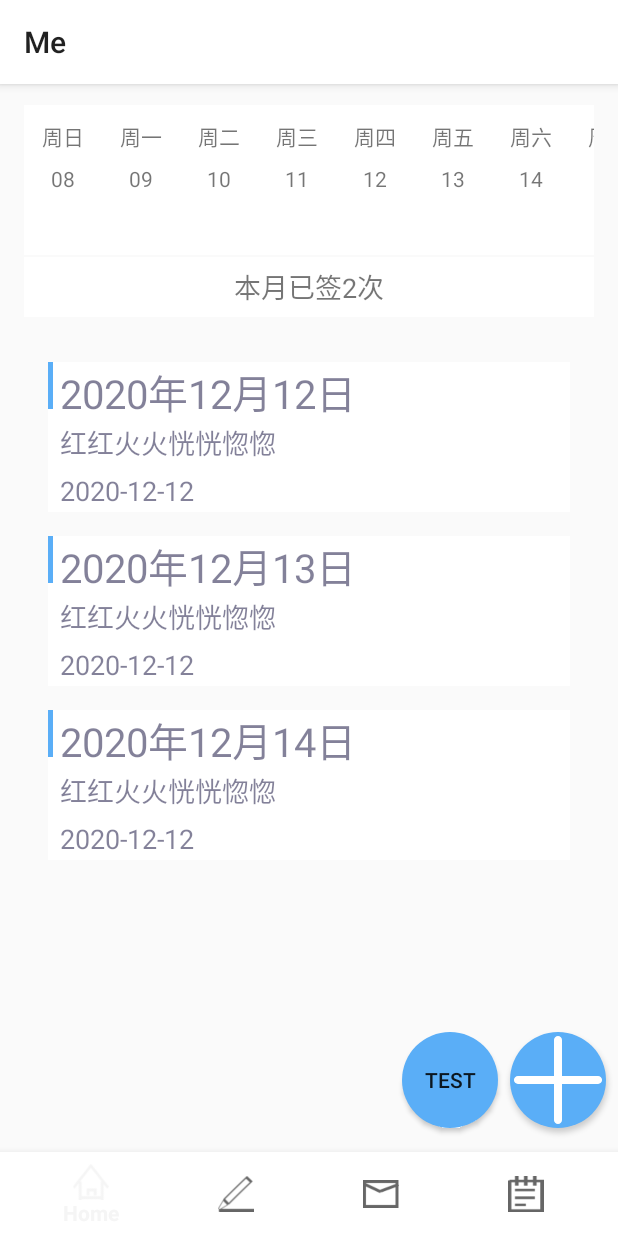
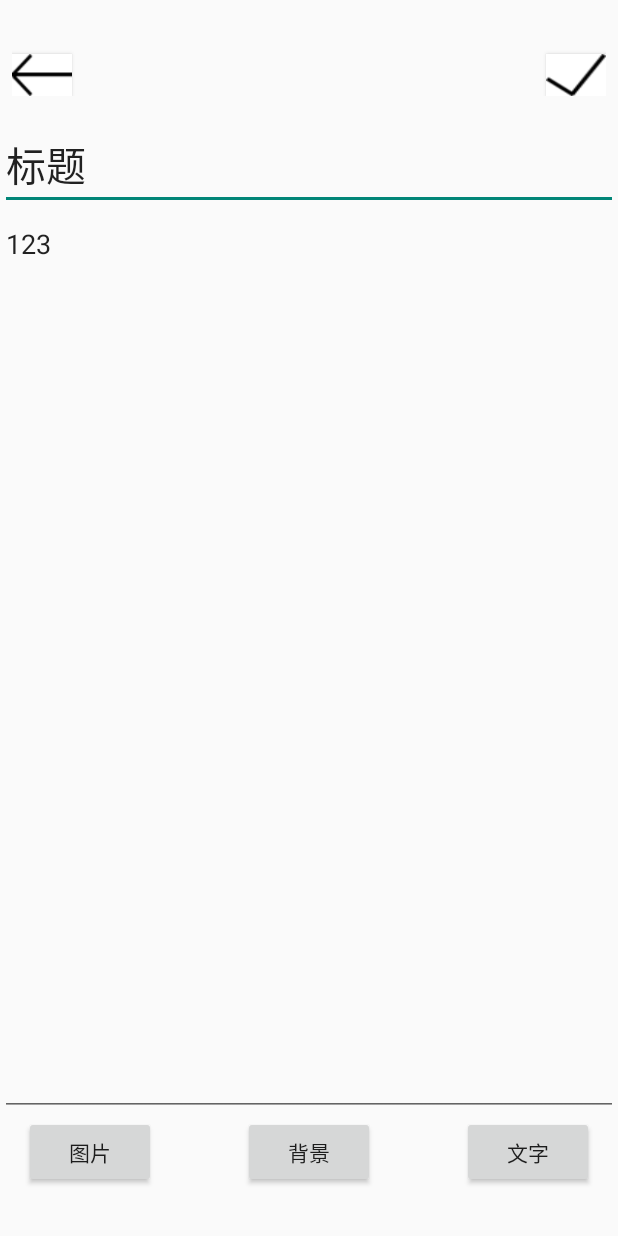
Before and after one commit to BlankAtom/self_for_android, an Android app: the MeFragment screen opened through its navigation route, after a tap on an icon or button, on a phone screen of 412 x 824 dp. Run offline under Robolectric (Android 15) with nearby library versions, the phone set to English and light mode, and no system bars; our stand-ins replace navigation-ui.

Commit message:
add some some new page

```diff
--- a/app/src/main/AndroidManifest.xml
+++ b/app/src/main/AndroidManifest.xml
@@ -28,6 +28,7 @@
         <activity android:name="luck7.com.self.PNLoginActivity" />
         <activity android:name=".MainActivity"/>
         <activity android:name=".ui.home.HomePlanViewActivity"/>
+        <activity android:name=".ui.me.MeAddActivity"/>
 
     </application>
 
--- /dev/null
+++ b/app/src/main/java/luck7/com/self/ui/me/MeAddActivity.kt
@@ -0,0 +1,30 @@
+package luck7.com.self.ui.me
+
+import android.os.Bundle
+import android.view.Window
+import android.widget.Button
+import androidx.appcompat.app.AppCompatActivity
+import luck7.com.self.R
+
+/**
+ *   @Auther: 罗庆宏
+ *   @Date: 2020/12/31/14:05
+ *   @Description:
+ */
+class MeAddActivity : AppCompatActivity() {
+    override fun onCreate(savedInstanceState: Bundle?) {
+        super.onCreate(savedInstanceState)
+        supportRequestWindowFeature(Window.FEATURE_NO_TITLE)
+        setContentView(R.layout.activity_me_add)
+
+        val btn_back = findViewById<Button>(R.id.me_add_back)
+        btn_back.setOnClickListener{
+            finish()
+        }
+
+        val btn_save = findViewById<Button>(R.id.me_add_save)
+        btn_back.setOnClickListener{
+            finish()
+        }
+    }
+}
--- a/app/src/main/java/luck7/com/self/ui/me/MeFragment.kt
+++ b/app/src/main/java/luck7/com/self/ui/me/MeFragment.kt
@@ -4,6 +4,7 @@
  * */
 package luck7.com.self.ui.me
 
+import android.content.Intent
 import android.os.Bundle
 import android.view.LayoutInflater
 import android.view.View
@@ -15,6 +16,7 @@ import androidx.lifecycle.ViewModelProviders
 import androidx.recyclerview.widget.LinearLayoutManager
 import androidx.recyclerview.widget.RecyclerView
 import luck7.com.self.R
+import luck7.com.self.ui.home.HomePlanViewActivity
 
 class MeFragment : Fragment() {
     private lateinit var meViewModel: MeViewModel
@@ -66,7 +68,7 @@ class MeFragment : Fragment() {
     }
 
     private fun onAddClick() {
-
+        startActivity(Intent(this.activity, MeAddActivity::class.java))
     }
     private fun onTestClick() {
         meViewModel.getThings().add(MeThingItem("2020-12-12", "红红火火恍恍惚惚", "2020年12月12日"))
--- a/app/src/main/res/layout/activity_main.xml
+++ b/app/src/main/res/layout/activity_main.xml
@@ -5,8 +5,7 @@
         android:id="@+id/container"
         android:layout_width="match_parent"
         android:layout_height="match_parent">
-
-    <com.google.android.material.bottomnavigation.BottomNavigationView
+    `<com.google.android.material.bottomnavigation.BottomNavigationView
             android:id="@+id/nav_view"
             android:layout_width="0dp"
             android:layout_height="wrap_content"
@@ -16,7 +15,12 @@
             app:layout_constraintBottom_toBottomOf="parent"
             app:layout_constraintLeft_toLeftOf="parent"
             app:layout_constraintRight_toRightOf="parent"
-            app:menu="@menu/bottom_nav_menu"/>
+            app:menu="@menu/bottom_nav_menu"/>`
+<!--        <com.zuoge.project.view.NoScrollViewPager-->
+<!--                android:id="@+id/vp_main"-->
+<!--                android:layout_above="@id/bottom_navigation"-->
+<!--                android:layout_width="match_parent"-->
+<!--                android:layout_height="match_parent"/>-->
 
     <fragment
             android:id="@+id/nav_host_fragment"
--- /dev/null
+++ b/app/src/main/res/layout/activity_me_add.xml
@@ -0,0 +1,70 @@
+<?xml version="1.0" encoding="utf-8"?>
+<androidx.constraintlayout.widget.ConstraintLayout xmlns:android="http://schemas.android.com/apk/res/android"
+                                                   android:layout_width="match_parent"
+                                                   android:layout_height="match_parent"
+                                                   xmlns:app="http://schemas.android.com/apk/res-auto">
+    <RelativeLayout
+            android:layout_width="fill_parent"
+            android:layout_height="56dp"
+            android:id="@+id/title_plan"
+            app:layout_constraintTop_toTopOf="parent"
+            app:layout_constraintLeft_toLeftOf="parent"
+            app:layout_constraintRight_toRightOf="parent"
+            android:layout_margin="8dp"
+
+    >
+
+        <Button
+                android:id="@+id/me_add_save"
+                android:layout_width="40dp"
+                android:layout_height="28dp"
+                android:layout_alignParentBottom="true"
+                android:layout_alignParentEnd="true"
+                android:textSize="8pt"
+                android:background="@color/White"
+                android:foreground="@mipmap/save"
+                android:textColor="@color/White"
+        />
+        <Button
+                android:id="@+id/me_add_back"
+                android:layout_width="40dp"
+                android:layout_height="28dp"
+                android:layout_alignParentBottom="true"
+                android:layout_alignParentStart="true"
+                android:textSize="8pt"
+                android:background="@color/White"
+                android:foreground="@mipmap/back"
+                android:textColor="@color/White"
+        />
+
+    </RelativeLayout>
+
+    <RelativeLayout android:layout_width="match_parent" android:layout_height="match_parent"
+                    android:id="@+id/me_add_layout_body"
+                    android:layout_marginTop="80dp" android:layout_marginBottom="80dp">
+        <EditText android:layout_width="match_parent" android:layout_height="wrap_content"
+                  android:text="标题" android:textSize="12pt"
+                  android:id="@+id/me_add_edit_title"/>
+
+        <EditText android:layout_width="match_parent" android:layout_height="match_parent"
+                  android:layout_alignTop="@id/me_add_edit_title"
+                  android:gravity="top"
+                  android:layout_marginTop="60dp" android:inputType="textLongMessage" android:text="123"/>
+
+    </RelativeLayout>
+    <RelativeLayout android:layout_width="match_parent" android:layout_height="wrap_content"
+                    app:layout_constraintTop_toBottomOf="@id/me_add_layout_body">
+        <Button android:layout_width="wrap_content" android:layout_height="wrap_content"
+                android:id="@+id/me_add_btn_pic" android:text="图片"
+                android:layout_marginLeft="16dp"
+                />
+        <Button android:layout_width="wrap_content" android:layout_height="wrap_content"
+                 android:layout_centerHorizontal="true" android:id="@+id/me_add_btn_bg"
+                android:text="背景"/>
+        <Button android:layout_width="wrap_content" android:layout_height="wrap_content"
+                android:id="@+id/me_add_btn_word" android:text="文字"
+                android:layout_alignParentEnd="true"
+                android:layout_marginRight="16dp"
+        />
+    </RelativeLayout>
+</androidx.constraintlayout.widget.ConstraintLayout>
--- a/app/src/main/res/values/strings.xml
+++ b/app/src/main/res/values/strings.xml
@@ -70,4 +70,5 @@
     <string name="please_click_again_to_exit">Please click again to exit</string>
     <string name="skip"><![CDATA[Skip>>]]></string>
     <string name="get_started">Get started</string>
+    <string name="phone_btn_next">下一步</string>
 </resources>
```
Also changed, not shown: app/src/main/java/luck7/com/self/PNLoginActivity.java (+10 -0 lines), app/src/main/res/layout/activity_login.xml (+7 -7 lines), app/src/main/res/layout/pn_login.xml (+8 -6 lines), app/src/main/res/mipmap-mdpi/back.png (added), app/src/main/res/mipmap-mdpi/ground_fill.png (added), app/src/main/res/mipmap-mdpi/home_fill.png (added), app/src/main/res/mipmap-mdpi/me_fill.png (added), app/src/main/res/mipmap-mdpi/plan_fill.png (added), app/src/main/res/mipmap-mdpi/save.png (added).
